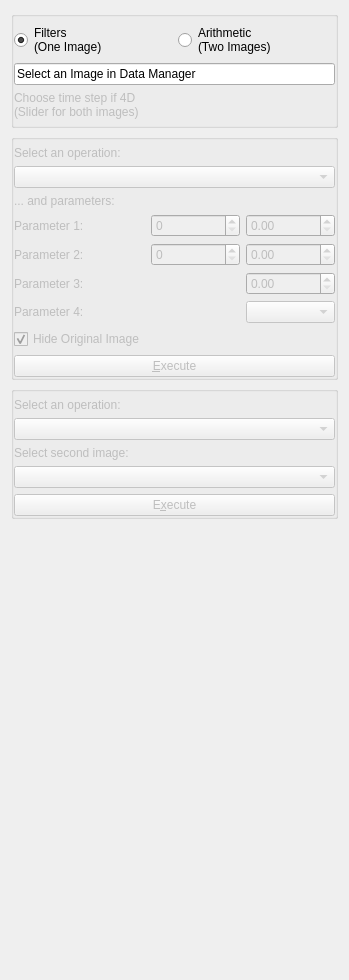
Above: Plugins/org.mitk.gui.qt.basicimageprocessing/src/internal/QmitkBasicImageProcessingViewControls.ui from MITK/MITK before the change. Below: the same form after it.
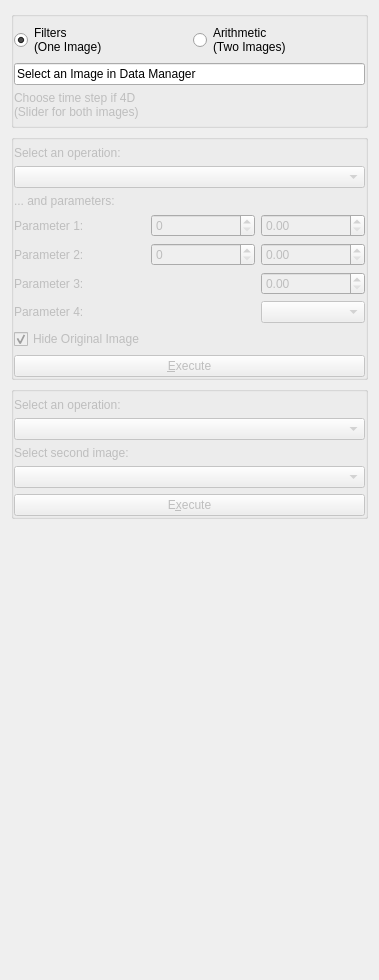
That is the form after the change. Custom widgets are drawn as their Qt base class.

Diff of the .ui file:
```diff
--- a/Plugins/org.mitk.gui.qt.basicimageprocessing/src/internal/QmitkBasicImageProcessingViewControls.ui
+++ b/Plugins/org.mitk.gui.qt.basicimageprocessing/src/internal/QmitkBasicImageProcessingViewControls.ui
@@ -6,7 +6,7 @@
    <rect>
     <x>0</x>
     <y>0</y>
-    <width>349</width>
+    <width>379</width>
     <height>980</height>
    </rect>
   </property>
@@ -358,6 +358,9 @@
         <property name="alignment">
          <set>Qt::AlignLeading|Qt::AlignLeft|Qt::AlignVCenter</set>
         </property>
+        <property name="maximum">
+         <double>999999999.000000000000000</double>
+        </property>
        </widget>
       </item>
       <item row="4" column="2">
@@ -406,6 +409,9 @@
           <verstretch>0</verstretch>
          </sizepolicy>
         </property>
+        <property name="maximum">
+         <number>999999999</number>
+        </property>
        </widget>
       </item>
       <item row="4" column="1">
@@ -419,6 +425,9 @@
           <verstretch>0</verstretch>
          </sizepolicy>
         </property>
+        <property name="maximum">
+         <number>999999999</number>
+        </property>
        </widget>
       </item>
      </layout>
```
